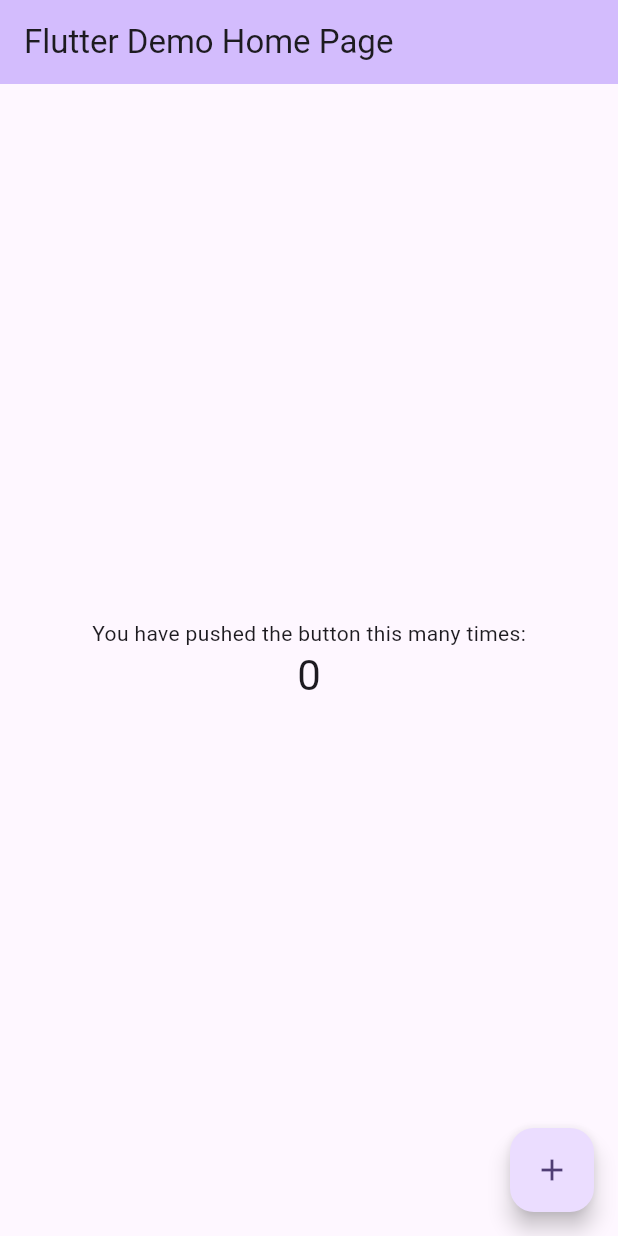
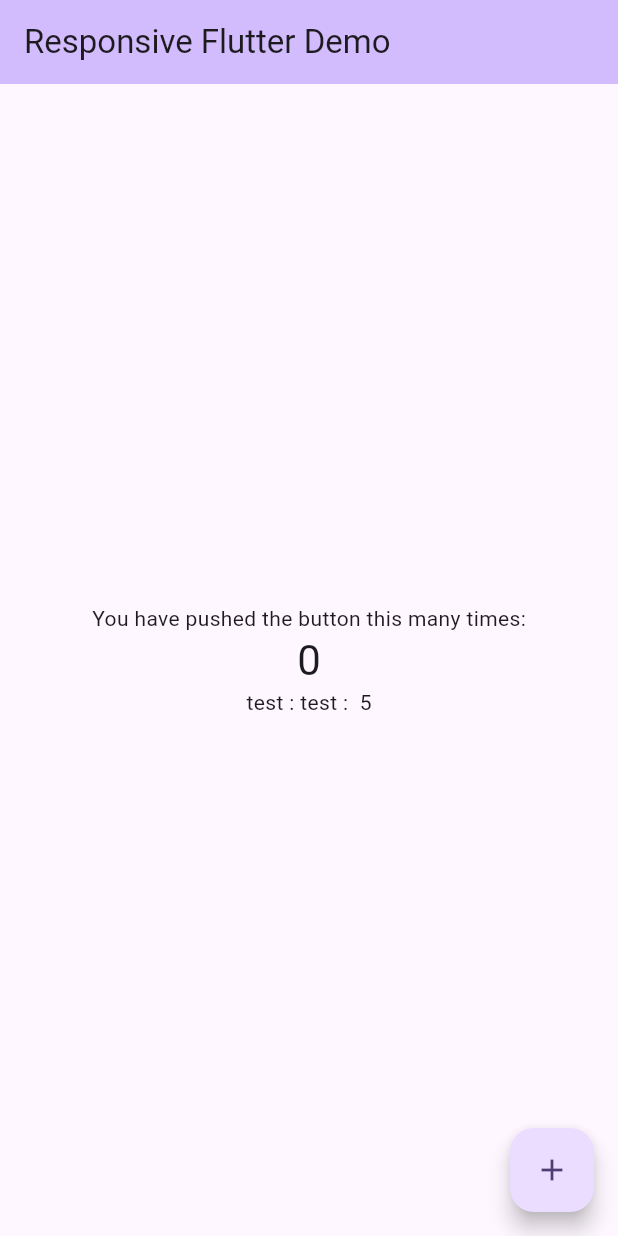
Before and after one commit to phanuphong100stars/flutter--responsive-app, a Flutter app: the screen it shows after launch, on a phone screen of 412 x 824 dp. Run offline on Flutter 3.47's test engine with Material 3 defaults, Android fonts, the phone set to English and light mode, and no system bars.

```diff
--- a/lib/main.dart
+++ b/lib/main.dart
@@ -1,4 +1,5 @@
 import 'package:flutter/material.dart';
+import 'package:responsive_app/services/test_service.dart';
 
 void main() {
   runApp(const MyApp());
@@ -7,46 +8,21 @@ void main() {
 class MyApp extends StatelessWidget {
   const MyApp({super.key});
 
-  // This widget is the root of your application.
   @override
   Widget build(BuildContext context) {
     return MaterialApp(
       title: 'Responsive Flutter Demo',
       theme: ThemeData(
-        // This is the theme of your application.
-        //
-        // TRY THIS: Try running your application with "flutter run". You'll see
-        // the application has a purple toolbar. Then, without quitting the app,
-        // try changing the seedColor in the colorScheme below to Colors.green
-        // and then invoke "hot reload" (save your changes or press the "hot
-        // reload" button in a Flutter-supported IDE, or press "r" if you used
-        // the command line to start the app).
-        //
-        // Notice that the counter didn't reset back to zero; the application
-        // state is not lost during the reload. To reset the state, use hot
-        // restart instead.
-        //
-        // This works for code too, not just values: Most code changes can be
-        // tested with just a hot reload.
         colorScheme: ColorScheme.fromSeed(seedColor: Colors.deepPurple),
         useMaterial3: true,
       ),
-      home: const MyHomePage(title: 'Flutter Demo Home Page'),
+      home: const MyHomePage(title: 'Responsive Flutter Demo '),
     );
   }
 }
 
 class MyHomePage extends StatefulWidget {
   const MyHomePage({super.key, required this.title});
-
-  // This widget is the home page of your application. It is stateful, meaning
-  // that it has a State object (defined below) that contains fields that affect
-  // how it looks.
-
-  // This class is the configuration for the state. It holds the values (in this
-  // case the title) provided by the parent (in this case the App widget) and
-  // used by the build method of the State. Fields in a Widget subclass are
-  // always marked "final".
 
   final String title;
 
@@ -57,52 +33,30 @@ class MyHomePage extends StatefulWidget {
 class _MyHomePageState extends State<MyHomePage> {
   int _counter = 0;
 
+  TestService testService = TestService(value: 5, name: 'tesss');
+
+  String testValue = '';
+
   void _incrementCounter() {
     setState(() {
-      // This call to setState tells the Flutter framework that something has
-      // changed in this State, which causes it to rerun the build method below
-      // so that the display can reflect the updated values. If we changed
-      // _counter without calling setState(), then the build method would not be
-      // called again, and so nothing would appear to happen.
       _counter++;
     });
   }
 
   @override
+  void initState() {
+    super.initState();
+  }
+
+  @override
   Widget build(BuildContext context) {
-    // This method is rerun every time setState is called, for instance as done
-    // by the _incrementCounter method above.
-    //
-    // The Flutter framework has been optimized to make rerunning build methods
-    // fast, so that you can just rebuild anything that needs updating rather
-    // than having to individually change instances of widgets.
     return Scaffold(
       appBar: AppBar(
-        // TRY THIS: Try changing the color here to a specific color (to
-        // Colors.amber, perhaps?) and trigger a hot reload to see the AppBar
-        // change color while the other colors stay the same.
         backgroundColor: Theme.of(context).colorScheme.inversePrimary,
-        // Here we take the value from the MyHomePage object that was created by
-        // the App.build method, and use it to set our appbar title.
         title: Text(widget.title),
       ),
       body: Center(
-        // Center is a layout widget. It takes a single child and positions it
-        // in the middle of the parent.
         child: Column(
-          // Column is also a layout widget. It takes a list of children and
-          // arranges them vertically. By default, it sizes itself to fit its
-          // children horizontally, and tries to be as tall as its parent.
-          //
-          // Column has various properties to control how it sizes itself and
-          // how it positions its children. Here we use mainAxisAlignment to
-          // center the children vertically; the main axis here is the vertical
-          // axis because Columns are vertical (the cross axis would be
-          // horizontal).
-          //
-          // TRY THIS: Invoke "debug painting" (choose the "Toggle Debug Paint"
-          // action in the IDE, or press "p" in the console), to see the
-          // wireframe for each widget.
           mainAxisAlignment: MainAxisAlignment.center,
           children: <Widget>[
             const Text(
@@ -112,6 +66,18 @@ class _MyHomePageState extends State<MyHomePage> {
               '$_counter',
               style: Theme.of(context).textTheme.headlineMedium,
             ),
+            FutureBuilder<String>(
+              future: testService.test(),
+              builder: (context, snapshot) {
+                if (snapshot.connectionState == ConnectionState.waiting) {
+                  return CircularProgressIndicator();
+                } else if (snapshot.hasError) {
+                  return Text('Error: ${snapshot.error}');
+                } else {
+                  return Text('test : ${snapshot.data}');
+                }
+              },
+            ),
           ],
         ),
       ),
@@ -119,7 +85,7 @@ class _MyHomePageState extends State<MyHomePage> {
         onPressed: _incrementCounter,
         tooltip: 'Increment',
         child: const Icon(Icons.add),
-      ), // This trailing comma makes auto-formatting nicer for build methods.
+      ),
     );
   }
 }
--- /dev/null
+++ b/lib/models/test_model.dart
@@ -0,0 +1,6 @@
+class Test {
+  String name;
+  String description;
+
+  Test(this.name, this.description);
+}
--- /dev/null
+++ b/lib/services/test_service.dart
@@ -0,0 +1,9 @@
+class TestService {
+  final int value;
+
+  TestService({required this.value, required String name});
+
+  Future<String> test() async {
+    return 'test :  ${value.toString()}';
+  }
+}
```
Also changed, not shown: lib/components/test_component.dart (added, +15 -0 lines), lib/configs/test_config.dart (added, +10 -0 lines), lib/constants/test_constant.dart (added, +24 -0 lines), lib/pages/test_page.dart (added, +15 -0 lines).
